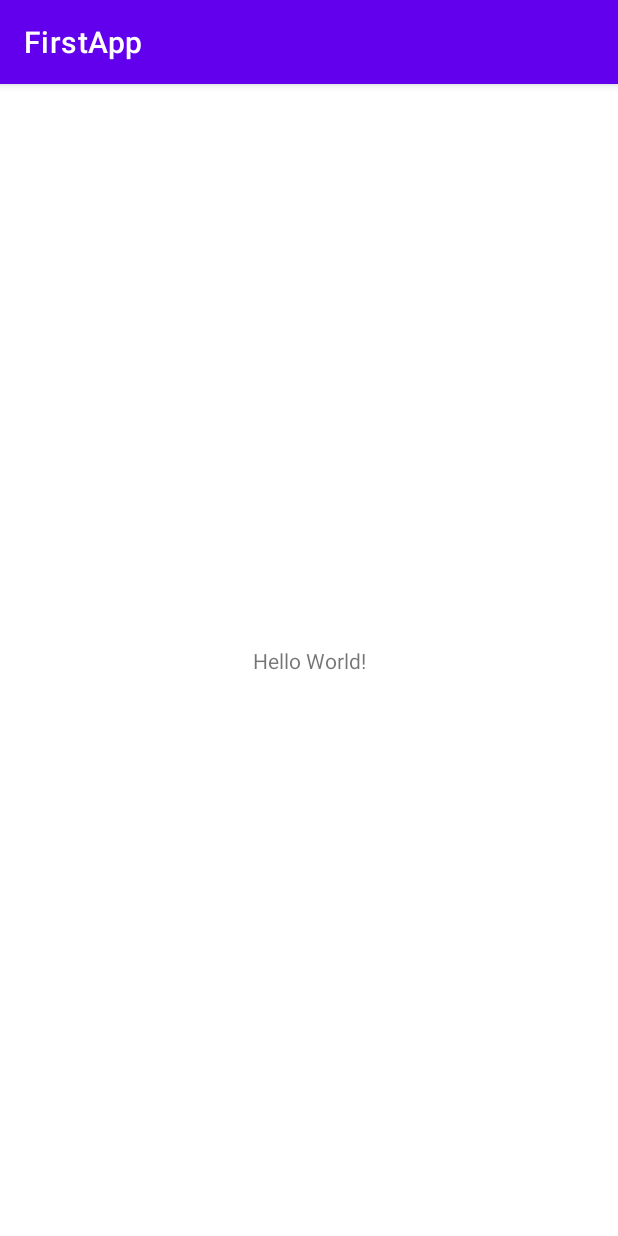
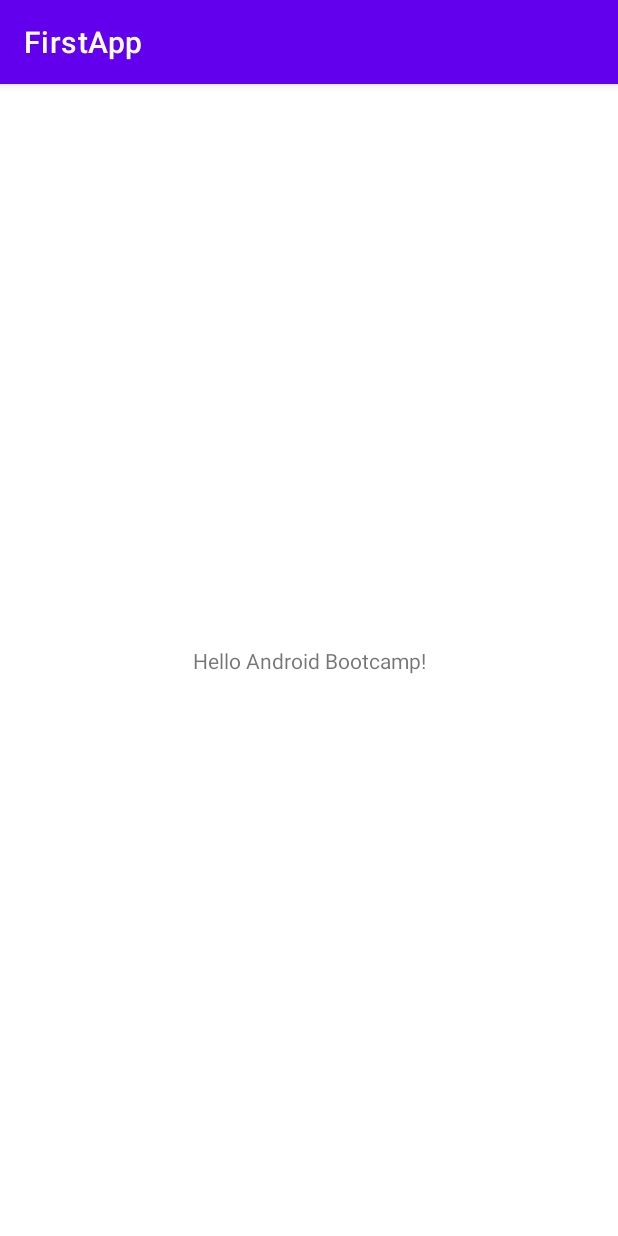
Before and after one commit to blackcuarzo/Android-Bootcamp, an Android app: the screen it shows after launch (MainActivity), on a phone screen of 412 x 824 dp. Run offline under Robolectric (Android 15) with nearby library versions, the phone set to English and light mode, and no system bars.

Commit message:
Hello bootcamp text

```diff
--- a/Week3/FirstApp/app/src/main/res/layout/activity_main.xml
+++ b/Week3/FirstApp/app/src/main/res/layout/activity_main.xml
@@ -9,7 +9,7 @@
     <TextView
         android:layout_width="wrap_content"
         android:layout_height="wrap_content"
-        android:text="Hello World!"
+        android:text="Hello Android Bootcamp!"
         app:layout_constraintBottom_toBottomOf="parent"
         app:layout_constraintLeft_toLeftOf="parent"
         app:layout_constraintRight_toRightOf="parent"
```
